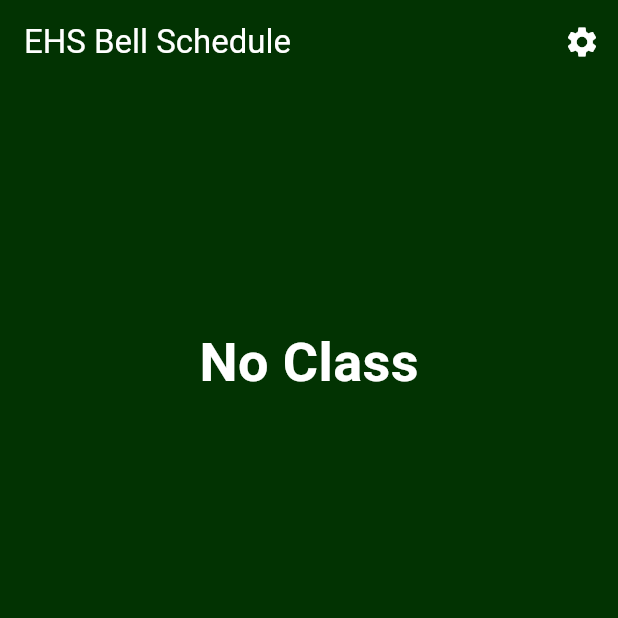
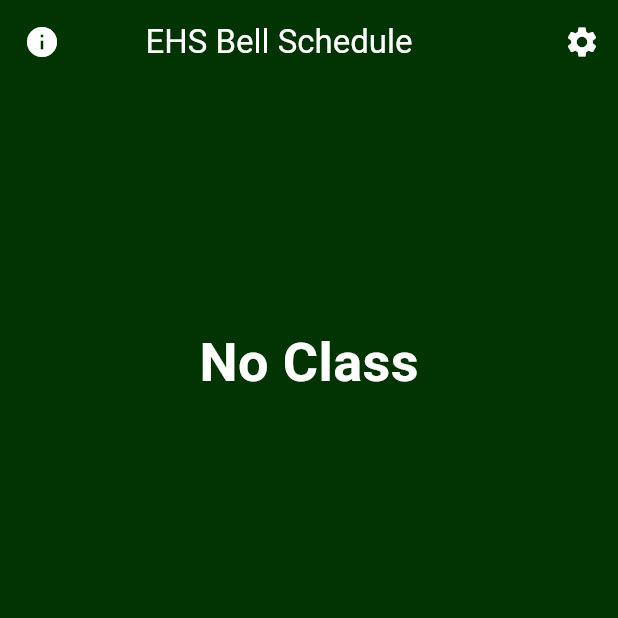
Before and after one commit to alexliao95311/ehs-bell-schedule, a Flutter app: the screen it shows after launch, on a phone screen of 412 x 824 dp, the top half of it. Run offline on Flutter 3.47's test engine with Material 3 defaults, Android fonts, the phone set to English and light mode, and no system bars; our stand-ins replace awesome_notifications.

Commit message:
working but suboptinal all schedules page

```diff
--- a/lib/main.dart
+++ b/lib/main.dart
@@ -82,89 +82,51 @@ class _HomePageState extends State<HomePage> {
   final Map<String, List<Map<String, String>>> schedules = {
     'Monday': [
       {'start': '07:15', 'end': '08:20', 'period': 'Period 0'},
-      {'start': '08:20', 'end': '08:30', 'period': 'Passing Period'},
       {'start': '08:30', 'end': '09:29', 'period': 'Period 1'},
-      {'start': '09:29', 'end': '09:35', 'period': 'Passing Period'},
       {'start': '09:35', 'end': '10:34', 'period': 'Period 2'},
-      {'start': '10:34', 'end': '10:40', 'period': 'Passing Period'},
       {'start': '10:40', 'end': '11:39', 'period': 'Period 3'},
-      {'start': '11:39', 'end': '11:45', 'period': 'Passing Period'},
       {'start': '11:45', 'end': '12:44', 'period': 'Period 4'},
-      {'start': '12:44', 'end': '13:14', 'period': 'Lunch'},
-      {'start': '13:14', 'end': '13:20', 'period': 'Passing Period'},
       {'start': '13:20', 'end': '14:19', 'period': 'Period 5'},
-      {'start': '14:19', 'end': '14:25', 'period': 'Passing Period'},
       {'start': '14:25', 'end': '15:24', 'period': 'Period 6'},
     ],
     'Tuesday': [
       {'start': '07:15', 'end': '08:20', 'period': 'Period 0'},
-      {'start': '08:20', 'end': '08:30', 'period': 'Passing Period'},
       {'start': '08:30', 'end': '09:29', 'period': 'Period 1'},
-      {'start': '09:29', 'end': '09:35', 'period': 'Passing Period'},
       {'start': '09:35', 'end': '10:34', 'period': 'Period 2'},
-      {'start': '10:34', 'end': '10:40', 'period': 'Passing Period'},
       {'start': '10:40', 'end': '11:39', 'period': 'Period 3'},
-      {'start': '11:39', 'end': '11:45', 'period': 'Passing Period'},
       {'start': '11:45', 'end': '12:44', 'period': 'Period 4'},
-      {'start': '12:44', 'end': '13:14', 'period': 'Lunch'},
-      {'start': '13:14', 'end': '13:20', 'period': 'Passing Period'},
       {'start': '13:20', 'end': '14:19', 'period': 'Period 5'},
-      {'start': '14:19', 'end': '14:25', 'period': 'Passing Period'},
       {'start': '14:25', 'end': '15:24', 'period': 'Period 6'},
     ],
     'Wednesday': [
       {'start': '09:00', 'end': '10:30', 'period': 'Period 1'},
-      {'start': '10:30', 'end': '10:36', 'period': 'Passing Period'},
       {'start': '10:36', 'end': '12:06', 'period': 'Period 3'},
-      {'start': '12:06', 'end': '12:36', 'period': 'Lunch'},
-      {'start': '12:36', 'end': '12:42', 'period': 'Passing Period'},
       {'start': '12:42', 'end': '13:37', 'period': 'Access'},
-      {'start': '13:37', 'end': '13:43', 'period': 'Passing Period'},
       {'start': '13:43', 'end': '15:13', 'period': 'Period 5'},
     ],
     'Thursday': [
       {'start': '07:15', 'end': '08:20', 'period': 'Period 0'},
-      {'start': '08:20', 'end': '08:30', 'period': 'Passing Period'},
       {'start': '08:30', 'end': '10:00', 'period': 'Period 2'},
-      {'start': '10:00', 'end': '10:06', 'period': 'Passing Period'},
       {'start': '10:06', 'end': '11:36', 'period': 'Period 4'},
-      {'start': '11:36', 'end': '12:06', 'period': 'Lunch'},
-      {'start': '12:06', 'end': '12:12', 'period': 'Passing Period'},
       {'start': '12:12', 'end': '12:57', 'period': 'Access'},
-      {'start': '12:57', 'end': '13:03', 'period': 'Passing Period'},
       {'start': '13:03', 'end': '14:33', 'period': 'Period 6'},
-      {'start': '13:03', 'end': '18:52', 'period': 'Passing Period'},
     ],
     'Friday': [
       {'start': '07:15', 'end': '08:20', 'period': 'Period 0'},
-      {'start': '08:20', 'end': '08:30', 'period': 'Passing Period'},
       {'start': '08:30', 'end': '09:29', 'period': 'Period 1'},
-      {'start': '09:29', 'end': '09:35', 'period': 'Passing Period'},
       {'start': '09:35', 'end': '10:34', 'period': 'Period 2'},
-      {'start': '10:34', 'end': '10:40', 'period': 'Passing Period'},
       {'start': '10:40', 'end': '11:39', 'period': 'Period 3'},
-      {'start': '11:39', 'end': '11:45', 'period': 'Passing Period'},
       {'start': '11:45', 'end': '12:44', 'period': 'Period 4'},
-      {'start': '12:44', 'end': '13:14', 'period': 'Lunch'},
-      {'start': '13:14', 'end': '13:20', 'period': 'Passing Period'},
       {'start': '13:20', 'end': '14:19', 'period': 'Period 5'},
-      {'start': '14:19', 'end': '14:25', 'period': 'Passing Period'},
       {'start': '14:25', 'end': '15:24', 'period': 'Period 6'},
     ],
     'Minimum Day': [
       {'start': '07:15', 'end': '08:20', 'period': 'Period 0'},
-      {'start': '08:20', 'end': '08:30', 'period': 'Passing Period'},
       {'start': '08:30', 'end': '09:05', 'period': 'Period 1'},
-      {'start': '09:05', 'end': '09:11', 'period': 'Passing Period'},
       {'start': '09:11', 'end': '09:46', 'period': 'Period 2'},
-      {'start': '09:46', 'end': '09:52', 'period': 'Passing Period'},
       {'start': '09:52', 'end': '10:27', 'period': 'Period 3'},
-      {'start': '10:27', 'end': '10:33', 'period': 'Passing Period'},
       {'start': '10:33', 'end': '11:08', 'period': 'Period 4'},
-      {'start': '11:08', 'end': '11:18', 'period': 'Brunch'},
-      {'start': '11:18', 'end': '11:24', 'period': 'Passing Period'},
       {'start': '11:24', 'end': '11:59', 'period': 'Period 5'},
-      {'start': '11:59', 'end': '12:05', 'period': 'Passing Period'},
       {'start': '12:05', 'end': '12:40', 'period': 'Period 6'},
     ]
   };
@@ -276,17 +238,15 @@ class _HomePageState extends State<HomePage> {
   String _getScheduleName(String day) {
     switch (day) {
       case 'Monday':
-        return 'Mon/Tue/Fri Schedule';
       case 'Tuesday':
-        return 'Mon/Tue/Fri Schedule';
       case 'Friday':
         return 'Mon/Tue/Fri Schedule';
+      case 'Wednesday':
+        return 'Wednesday Schedule';
+      case 'Thursday':
+        return 'Thursday Schedule';
       case 'Minimum Day':
-        return "Minimum Day Schedule";
-      case 'Wednesday':
-        return 'Odd Block Schedule';
-      case 'Thursday':
-        return 'Even Block Schedule';
+        return 'Minimum Day Schedule';
       default:
         return 'No schedule';
     }
@@ -334,6 +294,18 @@ class _HomePageState extends State<HomePage> {
     });
   }
 
+  void _openInformation() {
+    Navigator.push(
+      context,
+      MaterialPageRoute(
+        builder: (context) => InformationPage(
+          schedules: schedules,
+          hasZeroPeriod: hasZeroPeriod,
+        ),
+      ),
+    );
+  }
+
   void _testNotification() {
     AwesomeNotifications().createNotification(
       content: NotificationContent(
@@ -349,11 +321,21 @@ class _HomePageState extends State<HomePage> {
   Widget build(BuildContext context) {
     return Scaffold(
       appBar: AppBar(
-        title: const Text(
-          'EHS Bell Schedule',
-          style: TextStyle(color: Colors.white),
+        backgroundColor: Color.fromARGB(255, 2, 51, 2),
+        leading: IconButton(
+          icon: const Icon(Icons.info, color: Colors.white),
+          onPressed: _openInformation,
         ),
-        backgroundColor: Color.fromARGB(255, 2, 51, 2),
+        title: Row(
+          mainAxisAlignment: MainAxisAlignment.center,
+          children: [
+            const Text(
+              'EHS Bell Schedule',
+              style: TextStyle(color: Colors.white),
+            ),
+            const SizedBox(width: 48), // Adjust this width to center the title
+          ],
+        ),
         actions: [
           IconButton(
             icon: const Icon(Icons.settings, color: Colors.white),
@@ -809,3 +791,62 @@ class AboutPage extends StatelessWidget {
     );
   }
 }
+
+class InformationPage extends StatelessWidget {
+  final Map<String, List<Map<String, String>>> schedules;
+  final bool hasZeroPeriod;
+
+  InformationPage({required this.schedules, required this.hasZeroPeriod});
+
+  List<Map<String, String>> _filterSchedule(List<Map<String, String>> schedule) {
+    return schedule.where((period) => hasZeroPeriod || period['period'] != 'Period 0').toList();
+  }
+
+  @override
+  Widget build(BuildContext context) {
+    DateTime now = DateTime.now();
+    String day = DateFormat('EEEE').format(now);
+
+    return Scaffold(
+      appBar: AppBar(
+        title: const Text('Information', style: TextStyle(color: Colors.white)),
+        backgroundColor: Color.fromARGB(255, 2, 51, 2),
+        iconTheme: const IconThemeData(color: Colors.white), // Make the back arrow white
+      ),
+      body: ListView(
+        padding: const EdgeInsets.all(16.0),
+        children: [
+          _buildScheduleSection('Today\'s Schedule (${day})', schedules[day] ?? []),
+          _buildScheduleSection('Mon/Tue/Fri Schedule', schedules['Monday'] ?? []),
+          _buildScheduleSection('Wednesday Schedule', schedules['Wednesday'] ?? []),
+          _buildScheduleSection('Thursday Schedule', schedules['Thursday'] ?? []),
+          _buildScheduleSection('Minimum Day Schedule', schedules['Minimum Day'] ?? []),
+        ],
+      ),
+    );
+  }
+
+  Widget _buildScheduleSection(String title, List<Map<String, String>> schedule) {
+    List<Map<String, String>> filteredSchedule = _filterSchedule(schedule);
+
+    return Column(
+      crossAxisAlignment: CrossAxisAlignment.start,
+      children: [
+        Text(
+          title,
+          style: const TextStyle(fontSize: 20, fontWeight: FontWeight.bold, color: Colors.white),
+        ),
+        const SizedBox(height: 10),
+        if (filteredSchedule.isEmpty)
+          const Text('No schedule today', style: TextStyle(fontSize: 16, color: Colors.white)),
+        ...filteredSchedule.map((period) {
+          return Text(
+            '${period['period']}: ${period['start']} - ${period['end']}',
+            style: const TextStyle(fontSize: 16, color: Colors.white),
+          );
+        }).toList(),
+        const SizedBox(height: 20),
+      ],
+    );
+  }
+}
```
Also changed, not shown: notes.txt (+7 -28 lines), 1 other file.
